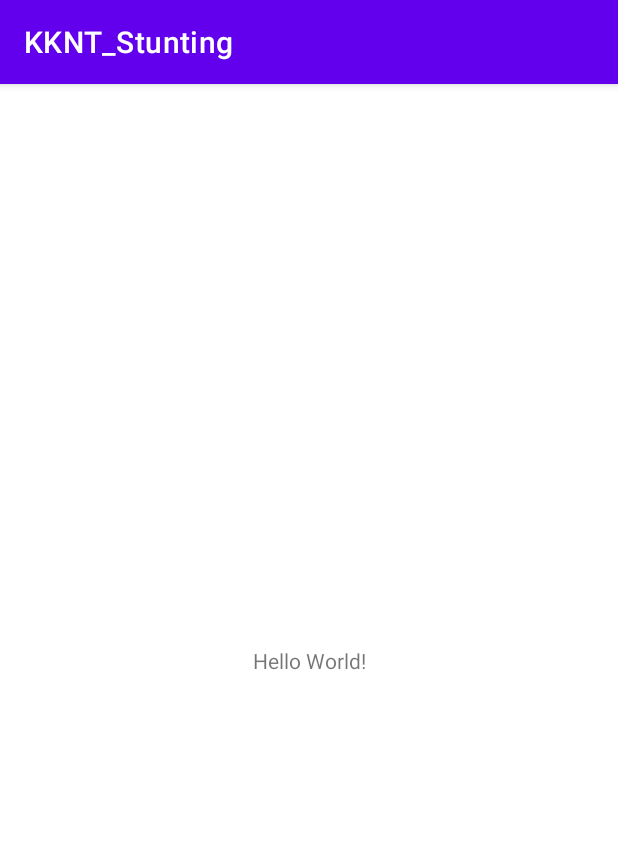
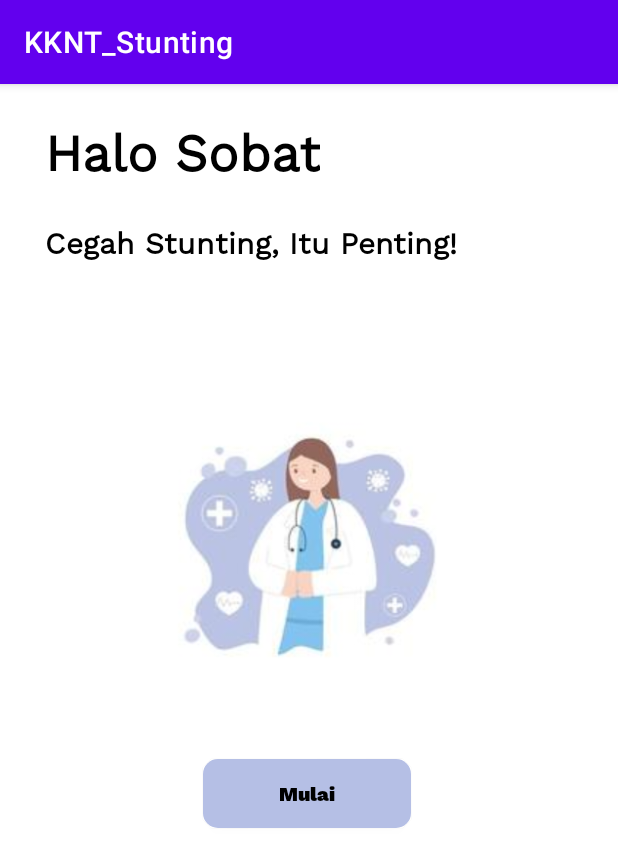
Before and after one commit to titiknk/Stunting_KKN-T, an Android app: the screen it shows after launch (MainActivity), on a phone screen of 412 x 824 dp. Shown: the top 867 px of the screen. Run offline under Robolectric (Android 15) with nearby library versions, the phone set to English and light mode, and no system bars.

Commit message:
MainActivity

```diff
--- /dev/null
+++ b/app/src/main/res/drawable-v24/ic_baseline_exit_to_app_24.xml
@@ -0,0 +1,5 @@
+<vector android:autoMirrored="true" android:height="24dp"
+    android:tint="#000000" android:viewportHeight="24"
+    android:viewportWidth="24" android:width="24dp" xmlns:android="http://schemas.android.com/apk/res/android">
+    <path android:fillColor="@android:color/white" android:pathData="M10.09,15.59L11.5,17l5,-5 -5,-5 -1.41,1.41L12.67,11H3v2h9.67l-2.58,2.59zM19,3H5c-1.11,0 -2,0.9 -2,2v4h2V5h14v14H5v-4H3v4c0,1.1 0.89,2 2,2h14c1.1,0 2,-0.9 2,-2V5c0,-1.1 -0.9,-2 -2,-2z"/>
+</vector>
--- /dev/null
+++ b/app/src/main/res/drawable-v24/rounded_button.xml
@@ -0,0 +1,5 @@
+<?xml version="1.0" encoding="utf-8"?>
+<shape xmlns:android="http://schemas.android.com/apk/res/android">
+    <solid android:color="#B5BFE5"/>
+    <corners android:radius="10dp"/>
+</shape>
--- /dev/null
+++ b/app/src/main/res/drawable-v24/rounded_button_white.xml
@@ -0,0 +1,5 @@
+<?xml version="1.0" encoding="utf-8"?>
+<shape xmlns:android="http://schemas.android.com/apk/res/android">
+    <solid android:color="@color/white"/>
+    <corners android:radius="20dp"/>
+</shape>
--- a/app/src/main/res/layout/activity_main.xml
+++ b/app/src/main/res/layout/activity_main.xml
@@ -1,5 +1,5 @@
 <?xml version="1.0" encoding="utf-8"?>
-<androidx.constraintlayout.widget.ConstraintLayout xmlns:android="http://schemas.android.com/apk/res/android"
+<RelativeLayout xmlns:android="http://schemas.android.com/apk/res/android"
     xmlns:app="http://schemas.android.com/apk/res-auto"
     xmlns:tools="http://schemas.android.com/tools"
     android:layout_width="match_parent"
@@ -9,10 +9,55 @@
     <TextView
         android:layout_width="wrap_content"
         android:layout_height="wrap_content"
-        android:text="Hello World!"
-        app:layout_constraintBottom_toBottomOf="parent"
-        app:layout_constraintEnd_toEndOf="parent"
-        app:layout_constraintStart_toStartOf="parent"
-        app:layout_constraintTop_toTopOf="parent" />
+        android:layout_alignParentStart="true"
+        android:layout_alignParentTop="true"
+        android:layout_marginStart="30dp"
+        android:layout_marginTop="20dp"
+        android:fontFamily="@font/worksans"
+        android:text="Halo Sobat"
+        android:textColor="@color/black"
+        android:textSize="34sp"
+        android:textStyle="bold" />
 
-</androidx.constraintlayout.widget.ConstraintLayout>
+    <TextView
+        android:layout_width="wrap_content"
+        android:layout_height="wrap_content"
+        android:layout_alignParentStart="true"
+        android:layout_marginStart="30dp"
+        android:layout_marginTop="91dp"
+        android:fontFamily="@font/worksans"
+        android:text="Cegah Stunting, Itu Penting!"
+        android:textColor="@color/black"
+        android:textSize="20sp"
+        android:textStyle="bold" />
+
+    <ImageView
+        android:layout_width="285dp"
+        android:layout_height="195dp"
+        android:layout_alignParentStart="true"
+        android:layout_alignParentEnd="true"
+        android:layout_centerHorizontal="true"
+        android:layout_marginStart="58dp"
+        android:layout_marginTop="210dp"
+        android:layout_marginEnd="68dp"
+        android:src="@drawable/mulai" />
+
+    <androidx.appcompat.widget.AppCompatButton
+        android:id="@+id/btnStart"
+        android:layout_width="137dp"
+        android:layout_height="46dp"
+        android:layout_alignParentStart="true"
+        android:layout_alignParentEnd="true"
+        android:layout_centerHorizontal="true"
+        android:layout_marginStart="135dp"
+        android:layout_marginTop="450dp"
+        android:layout_marginEnd="138dp"
+        android:background="@drawable/rounded_button"
+        android:elevation="20dp"
+        android:fontFamily="@font/worksansbold"
+        android:text="Mulai"
+        android:textAllCaps="false"
+        android:textColor="@color/black"
+        android:textSize="13sp" />
+
+</RelativeLayout>
```
Also changed, not shown: app/src/main/AndroidManifest.xml (+11 -4 lines), app/src/main/java/com/titikhofifa/kknt_stunting/MainActivity.java (+34 -0 lines), app/src/main/java/com/titikhofifa/kknt_stunting/MenuActivity.java (added, +14 -0 lines), app/src/main/res/layout/activity_menu.xml (added, +9 -0 lines), app/src/main/res/drawable-v24/mulai.jpg (added).
